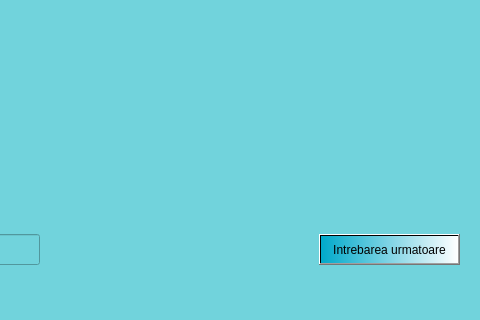
Qt form Graphics/PA-Graphics/mainwindow.ui (rareseanu/proiect-pa) before a commit; both pictures show x 371 to 851 and y 296 to 616 of the 851 by 616 pixel window.
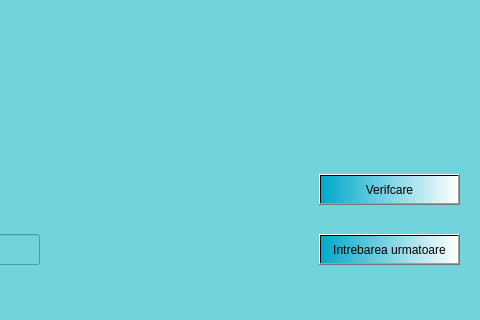
The same form after that commit. Icons and pictures are not drawn.

Commit message: UPDATE:Created button for verification of all answers of a question

What changed in the file:
```diff
--- a/Graphics/PA-Graphics/mainwindow.ui
+++ b/Graphics/PA-Graphics/mainwindow.ui
@@ -150,6 +150,22 @@
      <string>Comentarii:</string>
     </property>
    </widget>
+   <widget class="QPushButton" name="pushButton_2">
+    <property name="geometry">
+     <rect>
+      <x>690</x>
+      <y>470</y>
+      <width>141</width>
+      <height>31</height>
+     </rect>
+    </property>
+    <property name="styleSheet">
+     <string notr="true">background-color:qlineargradient(spread:pad, x1:0, y1:0, x2:1, y2:0, stop:0 rgba(0, 169, 202, 255), stop:1 rgba(255, 255, 255, 255));</string>
+    </property>
+    <property name="text">
+     <string>Verifcare</string>
+    </property>
+   </widget>
   </widget>
   <widget class="QMenuBar" name="menubar">
    <property name="geometry">
```
The commit also changes 11 other files.
